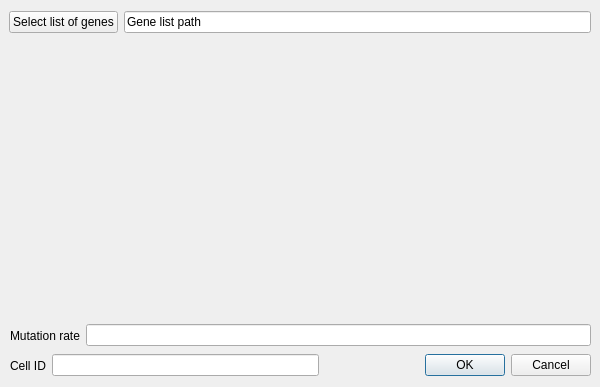
Old version of the form SodapopUI/cellUI.ui in the repository louisgt/SodaPop.
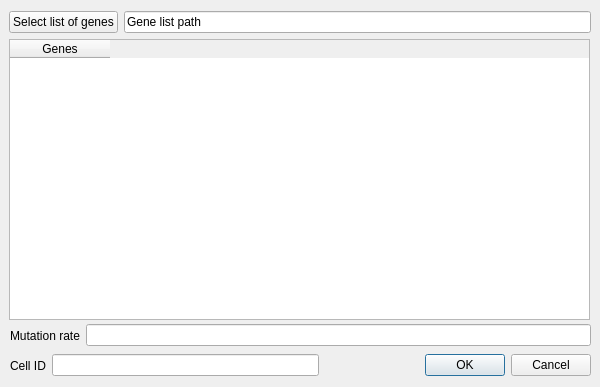
New version of the form.

```diff
--- a/SodapopUI/cellUI.ui
+++ b/SodapopUI/cellUI.ui
@@ -48,7 +48,17 @@
      <height>281</height>
     </rect>
    </property>
-   <layout class="QGridLayout" name="gridLayout"/>
+   <layout class="QGridLayout" name="gridLayout">
+    <item row="0" column="0">
+     <widget class="QTableWidget" name="tableWidget">
+      <column>
+       <property name="text">
+        <string>Genes</string>
+       </property>
+      </column>
+     </widget>
+    </item>
+   </layout>
   </widget>
   <widget class="QWidget" name="horizontalLayoutWidget_2">
    <property name="geometry">
```
